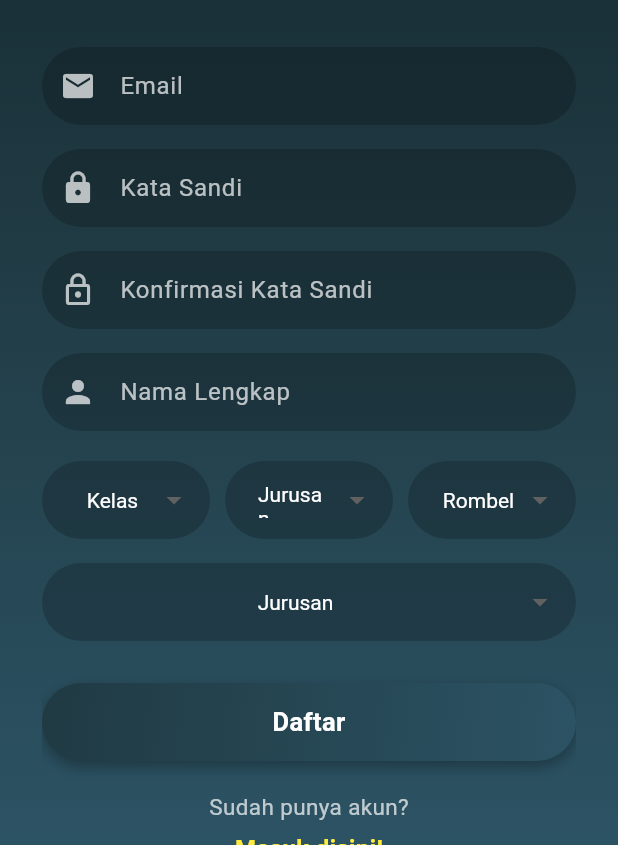
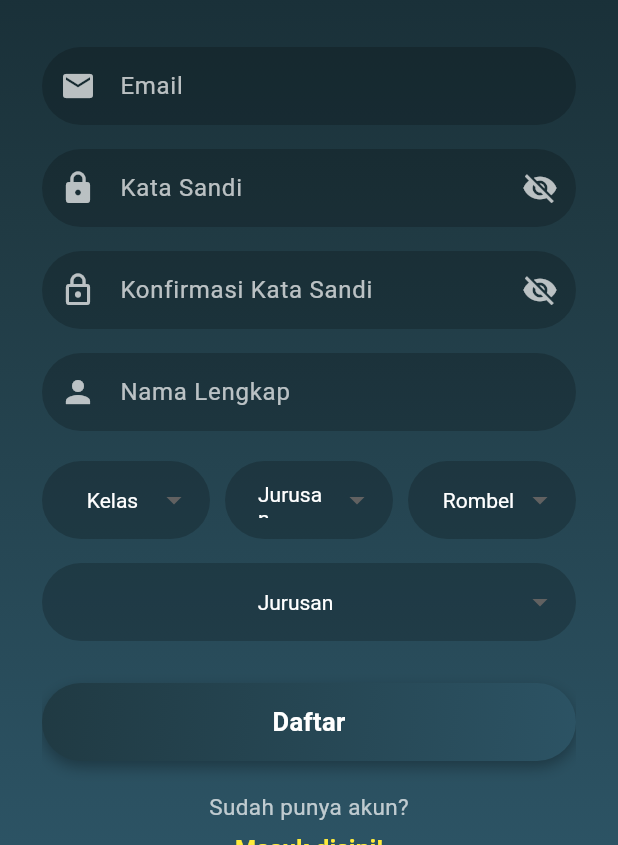
Before and after one commit to ArvaRasendriya/SistemParkirSekolah, a Flutter app: the screen it shows after launch, after a tap on "Daftar disini!", on a phone screen of 412 x 824 dp, the part 391-1236 px from its top. Run offline on Flutter 3.47's test engine with Material 3 defaults, Android fonts, the phone set to English and light mode, and no system bars; our stand-ins replace audioplayers, camera, google_fonts, image_cropper, qr_flutter, supabase_flutter and 1 more; missing offline and left inert: mobile_scanner; accounts and stored records are empty.

Commit message:
perubahan dika

```diff
--- a/lib/pages/login_page.dart
+++ b/lib/pages/login_page.dart
@@ -228,7 +228,7 @@ class _LoginPageState extends State<LoginPage>
                   ),
                   const SizedBox(height: 24),
 
-                  // === TOMBOL MASUK DENGAN ANIMASI TRANSISI WARNA ===
+                  // === TOMBOL MASUK DENGAN ANIMASI TRANSISI WARNA GRADASI ===
                   SizedBox(
                     width: double.infinity,
                     height: 50,
@@ -241,51 +241,45 @@ class _LoginPageState extends State<LoginPage>
                           onTapDown: (_) => setStateBtn(() => isPressed = true),
                           onTapUp: (_) => setStateBtn(() => isPressed = false),
                           onTapCancel: () => setStateBtn(() => isPressed = false),
-                          child: TweenAnimationBuilder<Color?>(
-                            tween: ColorTween(
-                              begin: const Color(0xFF0F2027),
-                              end: isPressed ? const Color(0xFF2C5364) : const Color(0xFF0F2027),
-                            ),
-                            duration: const Duration(milliseconds: 350),
-                            builder: (context, color1, _) {
-                              return TweenAnimationBuilder<Color?>(
-                                tween: ColorTween(
-                                  begin: const Color(0xFF2C5364),
-                                  end: isPressed ? const Color(0xFF0F2027) : const Color(0xFF2C5364),
-                                ),
-                                duration: const Duration(milliseconds: 350),
-                                builder: (context, color2, __) {
-                                  return AnimatedContainer(
-                                    duration: const Duration(milliseconds: 200),
-                                    curve: Curves.easeInOut,
+                          child: AnimatedContainer(
+                            duration: const Duration(milliseconds: 500),
+                            curve: Curves.easeInOutCubic,
                             decoration: BoxDecoration(
                               borderRadius: BorderRadius.circular(30),
                               gradient: LinearGradient(
-                                        colors: [color1 ?? Colors.black, color2 ?? Colors.black],
+                                colors: isPressed
+                                    ? [
+                                        Color(0xFF2C5364),
+                                        Color(0xFF203443),
+                                        Color(0xFF0F2027),
+                                      ]
+                                    : [
+                                        Color(0xFF0F2027),
+                                        Color(0xFF203443),
+                                        Color(0xFF2C5364),
+                                      ],
                                 begin: Alignment.topLeft,
                                 end: Alignment.bottomRight,
                               ),
                               boxShadow: [
                                 BoxShadow(
                                   color: Colors.black.withOpacity(0.3),
-                                          blurRadius: isPressed ? 2 : 6,
-                                          offset: const Offset(0, 3),
+                                  blurRadius: isPressed ? 3 : 8,
+                                  offset: const Offset(0, 4),
                                 ),
                               ],
                             ),
                             alignment: Alignment.center,
-                                    child: const Text(
-                                      "Masuk",
+                            child: AnimatedDefaultTextStyle(
+                              duration: const Duration(milliseconds: 300),
                               style: TextStyle(
                                 color: Colors.white,
-                                        fontSize: 16,
+                                fontSize: isPressed ? 15 : 16,
                                 fontWeight: FontWeight.w700,
+                                letterSpacing: isPressed ? 1.2 : 1.0,
                               ),
+                              child: const Text("Masuk"),
                             ),
-                                  );
-                                },
-                              );
-                            },
                           ),
                         );
                       },
--- a/lib/pages/register_page.dart
+++ b/lib/pages/register_page.dart
@@ -40,7 +40,9 @@ class _RegisterPageState extends State<RegisterPage>
   late Animation<double> _fadeAnimation;
   late Animation<double> _scaleAnimation;
 
-  bool _isPressed = false; // untuk animasi tombol
+  bool _isPressed = false;
+  bool _obscurePassword = true;
+  bool _obscureConfirmPassword = true;
 
   @override
   void initState() {
@@ -189,16 +191,42 @@ class _RegisterPageState extends State<RegisterPage>
                 CustomInputField(
                   controller: _passwordController,
                   hintText: 'Kata Sandi',
-                  obscureText: true,
+                  obscureText: _obscurePassword,
                   icon: Icons.lock,
+                  suffixIcon: IconButton(
+                    icon: Icon(
+                      _obscurePassword
+                          ? Icons.visibility_off
+                          : Icons.visibility,
+                      color: Colors.white70,
+                    ),
+                    onPressed: () {
+                      setState(() {
+                        _obscurePassword = !_obscurePassword;
+                      });
+                    },
+                  ),
                 ),
                 const SizedBox(height: 16),
 
                 CustomInputField(
                   controller: _confirmPasswordController,
                   hintText: 'Konfirmasi Kata Sandi',
-                  obscureText: true,
+                  obscureText: _obscureConfirmPassword,
                   icon: Icons.lock_outline,
+                  suffixIcon: IconButton(
+                    icon: Icon(
+                      _obscureConfirmPassword
+                          ? Icons.visibility_off
+                          : Icons.visibility,
+                      color: Colors.white70,
+                    ),
+                    onPressed: () {
+                      setState(() {
+                        _obscureConfirmPassword = !_obscureConfirmPassword;
+                      });
+                    },
+                  ),
                 ),
                 const SizedBox(height: 16),
 
@@ -379,6 +407,7 @@ class CustomInputField extends StatelessWidget {
   final String hintText;
   final bool obscureText;
   final IconData? icon;
+  final Widget? suffixIcon;
 
   const CustomInputField({
     super.key,
@@ -386,6 +415,7 @@ class CustomInputField extends StatelessWidget {
     required this.hintText,
     this.obscureText = false,
     this.icon,
+    this.suffixIcon,
   });
 
   @override
@@ -396,6 +426,7 @@ class CustomInputField extends StatelessWidget {
       style: const TextStyle(color: Colors.white),
       decoration: InputDecoration(
         prefixIcon: icon != null ? Icon(icon, color: Colors.white70) : null,
+        suffixIcon: suffixIcon,
         hintText: hintText,
         hintStyle: const TextStyle(color: Colors.white70),
         filled: true,
--- a/pubspec.yaml
+++ b/pubspec.yaml
@@ -33,9 +33,9 @@ dependencies:
   qr_flutter: ^4.1.0
   google_fonts: ^6.2.1
   lottie: 3.3.1
-
+  audioplayers: ^6.0.0
   intl: ^0.19.0
-
+  vibration: ^1.7.6
 
   # The following adds the Cupertino Icons font to your application.
   # Use with the CupertinoIcons class for iOS style icons.
@@ -47,7 +47,6 @@ dependencies:
   image_picker: 1.2.0
   uuid: 4.5.1
   font_awesome_flutter: 10.7.0
-  audioplayers: ^6.5.1
 
   image: ^4.5.4
   camerawesome: ^2.5.0
```
Also changed, not shown: lib/pages/berhasil_scan_page.dart (+11 -30 lines), lib/pages/preview.dart (+63 -27 lines), lib/pages/profile_page.dart (+15 -5 lines), lib/pages/qr_result_page.dart (+46 -18 lines), lib/pages/qr_scan_page.dart (+23 -1 lines), pubspec.lock, 1 other file. Lines whose indentation alone changed are shown as unchanged.
